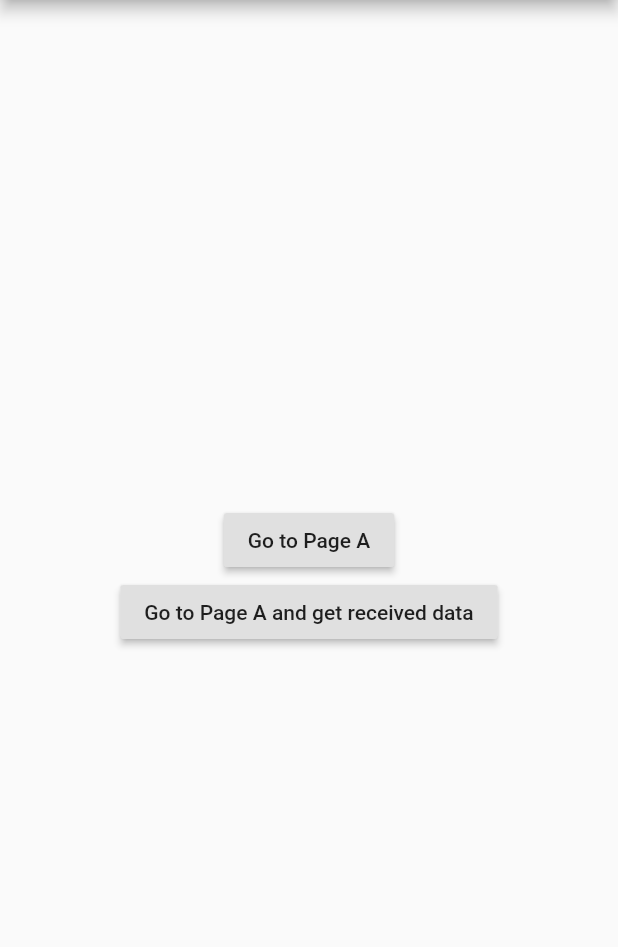
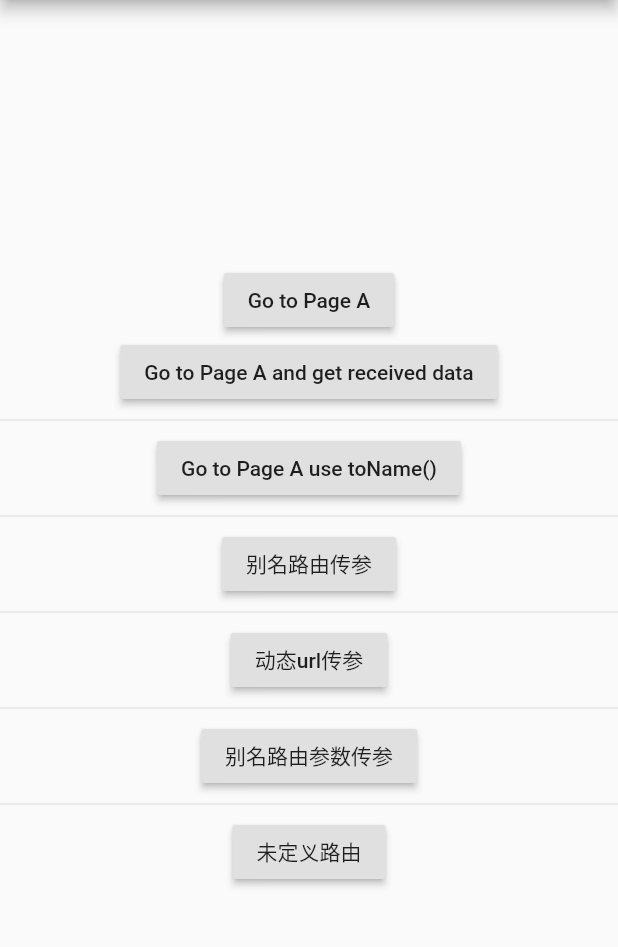
Before and after one commit to leafney/flutter_getx, a Flutter app: the screen it shows after launch, on a phone screen of 412 x 824 dp, the part 84-1031 px from its top. Run offline on Flutter 3.47's test engine with Material 2 defaults, Android fonts, the phone set to English and light mode, and no system bars; our stand-ins replace get.

Commit message:
命名路由导航

```diff
--- a/lib/a_page.dart
+++ b/lib/a_page.dart
@@ -1,7 +1,7 @@
 /*
  * @Author: leafney
  * @Date: 2021-02-09 16:10:40
- * @LastEditTime: 2021-02-09 18:05:42
+ * @LastEditTime: 2021-02-09 18:31:42
  * @FilePath: /flutter_getx/lib/a_page.dart
  * @Description:
  */
@@ -13,9 +13,7 @@ class APage extends StatelessWidget {
   @override
   Widget build(BuildContext context) {
     return Scaffold(
-      appBar: AppBar(
-        title: Text('Page A'),
-      ),
+      appBar: AppBar(title: Text('Page A')),
       body: Center(
         child: Column(
           mainAxisAlignment: MainAxisAlignment.center,
--- a/lib/home.dart
+++ b/lib/home.dart
@@ -1,7 +1,7 @@
 /*
  * @Author: leafney
  * @Date: 2021-02-09 14:57:00
- * @LastEditTime: 2021-02-09 17:48:44
+ * @LastEditTime: 2021-02-09 19:27:51
  * @FilePath: /flutter_getx/lib/home.dart
  * @Description:
  */
@@ -58,6 +58,52 @@ class HomePage extends StatelessWidget {
               },
               child: Text('Go to Page A and get received data'),
             ),
+            Divider(),
+            RaisedButton(
+              onPressed: () {
+                // 通过别名路由跳转页面
+                // Get.toNamed('/a_page');
+
+                // 跳转并删除前一页面
+                // Get.offNamed('/a_page');
+
+                // 跳转并移除之前所有页面
+                Get.offAllNamed('/a_page');
+              },
+              child: Text('Go to Page A use toName()'),
+            ),
+            Divider(),
+            RaisedButton(
+              onPressed: () {
+                // 通过别名路由传参
+                Get.toNamed('/b_page', arguments: 'Get is the best');
+              },
+              child: Text('别名路由传参'),
+            ),
+            Divider(),
+            RaisedButton(
+              onPressed: () {
+                // 动态url方式传参
+                Get.toNamed('/b_page?device=phone&id=25');
+              },
+              child: Text('动态url传参'),
+            ),
+            Divider(),
+            RaisedButton(
+              onPressed: () {
+                // 通过别名路由参数传参
+                Get.toNamed('/b_page/wangwu');
+              },
+              child: Text('别名路由参数传参'),
+            ),
+            Divider(),
+            RaisedButton(
+              onPressed: () {
+                // 未定义路由
+                Get.toNamed('/xyz');
+              },
+              child: Text('未定义路由'),
+            ),
           ],
         ),
       ),
--- a/lib/main.dart
+++ b/lib/main.dart
@@ -1,5 +1,8 @@
 import 'package:flutter/material.dart';
+import 'package:flutter_getx/a_page.dart';
+import 'package:flutter_getx/b_page.dart';
 import 'package:flutter_getx/home.dart';
+import 'package:flutter_getx/unknow_page.dart';
 import 'package:get/get.dart';
 
 void main() {
@@ -18,6 +21,13 @@ class MyApp extends StatelessWidget {
         visualDensity: VisualDensity.adaptivePlatformDensity,
       ),
       home: HomePage(),
+      getPages: [
+        GetPage(name: '/home', page: () => HomePage()),
+        GetPage(name: '/a_page', page: () => APage()),
+        GetPage(name: '/b_page', page: () => BPage()),
+        GetPage(name: '/b_page/:user', page: () => BPage()),
+      ],
+      unknownRoute: GetPage(name: '/notfound', page: () => UnknowPage()),
     );
   }
 }
--- /dev/null
+++ b/lib/unknow_page.dart
@@ -0,0 +1,21 @@
+/*
+ * @Author: leafney
+ * @Date: 2021-02-09 19:24:38
+ * @LastEditTime: 2021-02-09 19:25:25
+ * @FilePath: /flutter_getx/lib/unknow_page.dart
+ * @Description:
+ */
+
+import 'package:flutter/material.dart';
+
+class UnknowPage extends StatelessWidget {
+  @override
+  Widget build(BuildContext context) {
+    return Scaffold(
+      appBar: AppBar(title: Text('Page unknow')),
+      body: Center(
+        child: Text('Unknow page'),
+      ),
+    );
+  }
+}
```
Also changed, not shown: lib/b_page.dart (added, +41 -0 lines), 1 other file.
